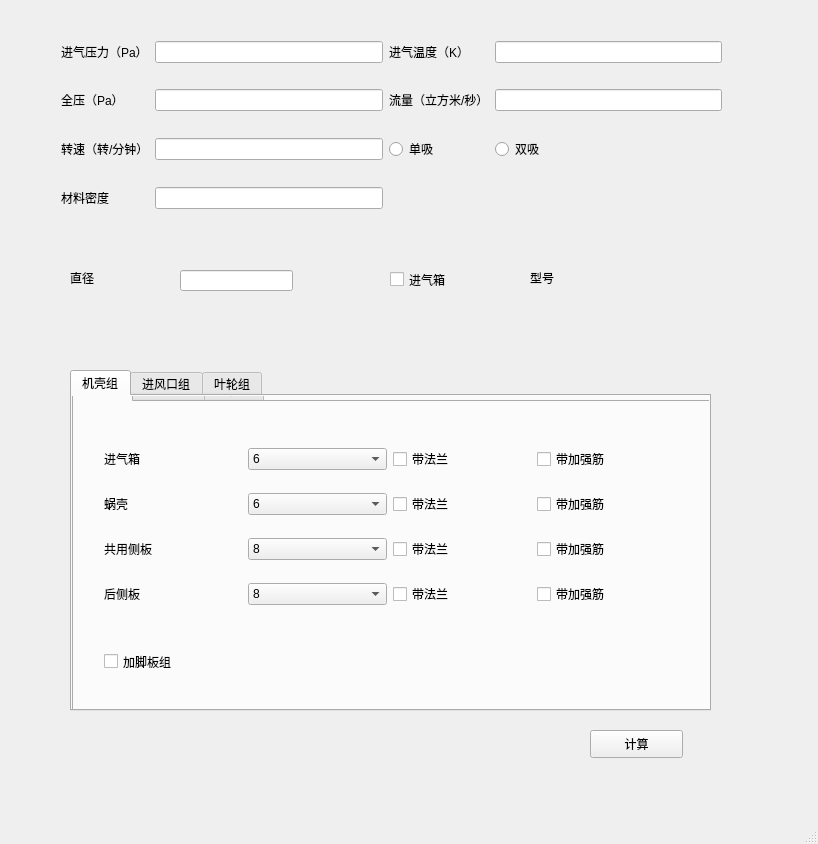
Old version of the form MainWindow.ui in the repository sgdd66/PriceRefer.
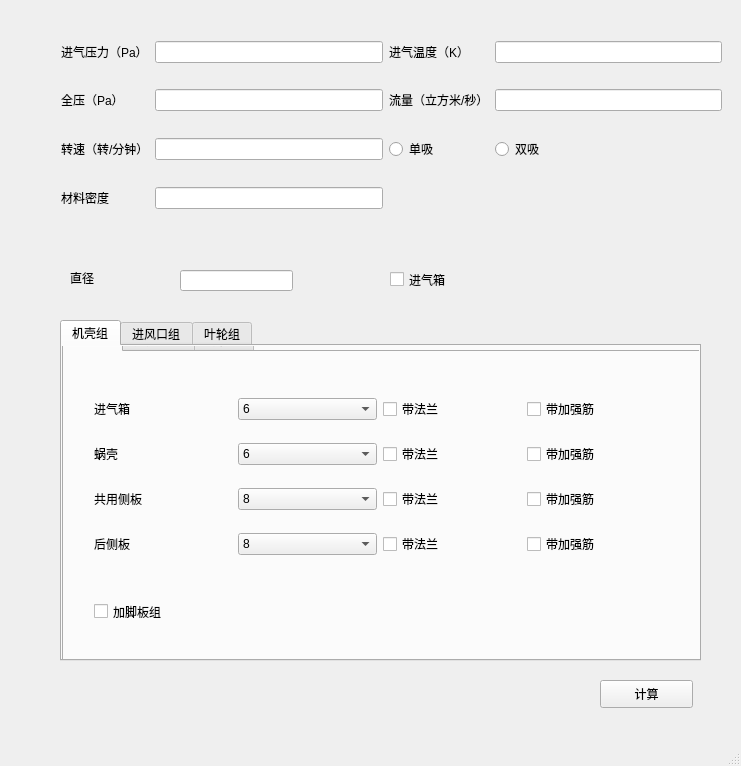
New version of the form.

Patch:
```diff
--- a/MainWindow.ui
+++ b/MainWindow.ui
@@ -6,8 +6,8 @@
    <rect>
     <x>0</x>
     <y>0</y>
-    <width>818</width>
-    <height>844</height>
+    <width>741</width>
+    <height>766</height>
    </rect>
   </property>
   <property name="windowTitle">
@@ -20,8 +20,8 @@
    <widget class="QTabWidget" name="tabWidget">
     <property name="geometry">
      <rect>
-      <x>70</x>
-      <y>370</y>
+      <x>60</x>
+      <y>320</y>
       <width>641</width>
       <height>341</height>
      </rect>
@@ -698,8 +698,8 @@
    <widget class="QPushButton" name="pushButton_calculate">
     <property name="geometry">
      <rect>
-      <x>590</x>
-      <y>730</y>
+      <x>600</x>
+      <y>680</y>
       <width>93</width>
       <height>28</height>
      </rect>
@@ -830,19 +830,6 @@
      <string>进气箱</string>
     </property>
    </widget>
-   <widget class="QLabel" name="label_21">
-    <property name="geometry">
-     <rect>
-      <x>530</x>
-      <y>270</y>
-      <width>72</width>
-      <height>15</height>
-     </rect>
-    </property>
-    <property name="text">
-     <string>型号</string>
-    </property>
-   </widget>
    <zorder>layoutWidget</zorder>
    <zorder>tabWidget</zorder>
    <zorder>pushButton_calculate</zorder>
```
Left out of the diff: 11 changed lines with no effect on the pictures.
